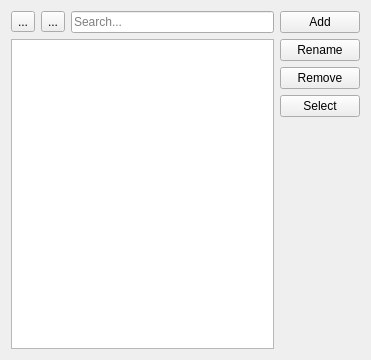
This is src/views/ui_files/payee_form.ui in JakubFranek/Kapytal as Qt 5 draws it before an edit. The edited form follows.
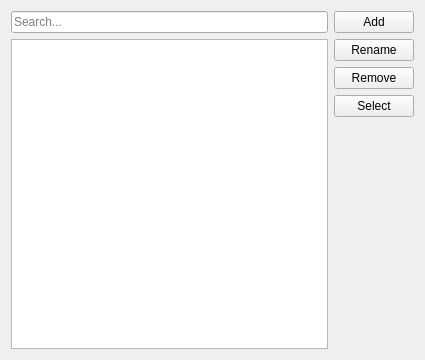
This is the edited form.

Commit message:
Swap PayeeForm list view for table view
Add src/models/utilities/calculation module.
Add get_attribute_stats function to the calculation module, used for
calculating stats like total balance or no. of transactions for
a given Attribute.
Improve NameMixin logging.
Add tests, fix broken tests. Coverage 100%.

```diff
--- a/src/views/ui_files/payee_form.ui
+++ b/src/views/ui_files/payee_form.ui
@@ -9,7 +9,7 @@
    <rect>
     <x>0</x>
     <y>0</y>
-    <width>371</width>
+    <width>425</width>
     <height>360</height>
    </rect>
   </property>
@@ -24,20 +24,6 @@
     <layout class="QVBoxLayout" name="leftVerticalLayout">
      <item>
       <layout class="QHBoxLayout" name="controlsHorizontalLayout">
-       <item>
-        <widget class="QToolButton" name="sortAscendingButton">
-         <property name="text">
-          <string>...</string>
-         </property>
-        </widget>
-       </item>
-       <item>
-        <widget class="QToolButton" name="sortDescendingButton">
-         <property name="text">
-          <string>...</string>
-         </property>
-        </widget>
-       </item>
        <item>
         <widget class="QLineEdit" name="searchLineEdit">
          <property name="placeholderText">
@@ -51,7 +37,26 @@
       </layout>
      </item>
      <item>
-      <widget class="QListView" name="listView"/>
+      <widget class="QTableView" name="tableView">
+       <property name="selectionMode">
+        <enum>QAbstractItemView::SingleSelection</enum>
+       </property>
+       <property name="selectionBehavior">
+        <enum>QAbstractItemView::SelectRows</enum>
+       </property>
+       <property name="sortingEnabled">
+        <bool>true</bool>
+       </property>
+       <attribute name="horizontalHeaderHighlightSections">
+        <bool>false</bool>
+       </attribute>
+       <attribute name="horizontalHeaderStretchLastSection">
+        <bool>true</bool>
+       </attribute>
+       <attribute name="verticalHeaderVisible">
+        <bool>false</bool>
+       </attribute>
+      </widget>
      </item>
     </layout>
    </item>
```
The commit also changes 12 other files.
